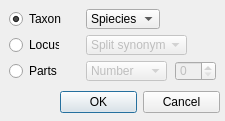
The window that ui/Splitting.ui (pkviatko/SHaRK) describes before a commit, drawn with Qt 5.
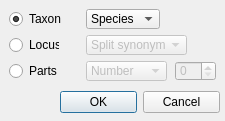
The same window after the commit. Icons and pictures are not drawn.

The edit to the form file:
```diff
--- a/ui/Splitting.ui
+++ b/ui/Splitting.ui
@@ -148,7 +148,7 @@
    </property>
    <item>
     <property name="text">
-     <string>Spiecies</string>
+     <string>Species</string>
     </property>
    </item>
    <item>
```
Left out of the diff: 6 changed lines with no effect on the pictures.
